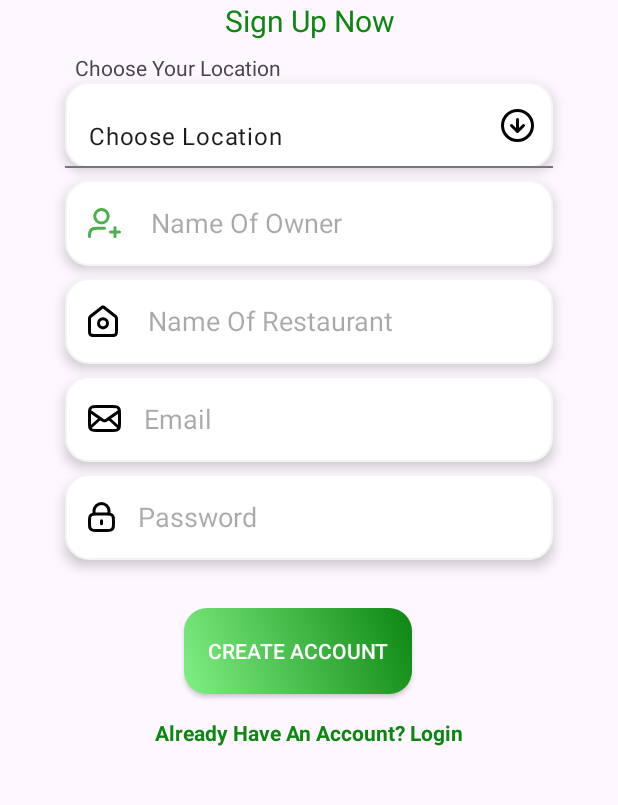
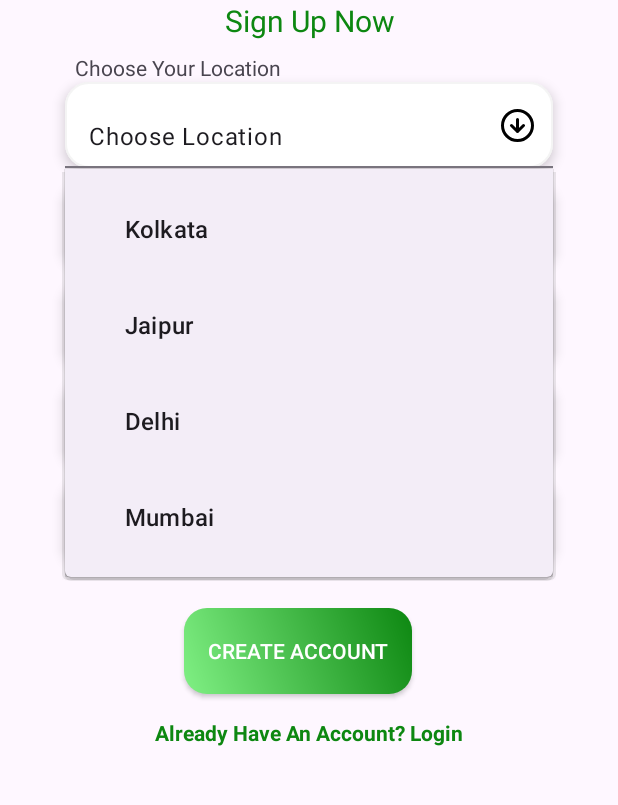
Before and after one commit to Anshuman-Chakraborty/food-ordering-admin-app, an Android app: the SignUpActivity screen opened directly, with no data from a screen before it, after a tap on an icon or button, on a phone screen of 412 x 824 dp, the part 291-1096 px from its top. Run offline under Robolectric (Android 15) with nearby library versions, the phone set to English and light mode, and no system bars; Roboto replaces fonts that are not available here.

Commit message:
initial commit

```diff
--- a/app/build.gradle.kts
+++ b/app/build.gradle.kts
@@ -16,7 +16,9 @@ android {
 
         testInstrumentationRunner = "androidx.test.runner.AndroidJUnitRunner"
     }
-
+    buildFeatures{
+        viewBinding=true
+    }
     buildTypes {
         release {
             isMinifyEnabled = false
@@ -34,7 +36,6 @@ android {
         jvmTarget = "1.8"
     }
 }
-
 dependencies {
 
     implementation("androidx.core:core-ktx:1.12.0")
--- a/app/src/main/java/com/portfolio/adminfriesandthighs/SignUpActivity.kt
+++ b/app/src/main/java/com/portfolio/adminfriesandthighs/SignUpActivity.kt
@@ -1,11 +1,31 @@
 package com.portfolio.adminfriesandthighs
 
+import android.content.Intent
 import androidx.appcompat.app.AppCompatActivity
 import android.os.Bundle
+import android.view.LayoutInflater
+import android.widget.ArrayAdapter
+import com.portfolio.adminfriesandthighs.databinding.ActivitySignUpBinding
 
 class SignUpActivity : AppCompatActivity() {
+    private val binding:ActivitySignUpBinding by lazy{
+        ActivitySignUpBinding.inflate(layoutInflater)
+    }
     override fun onCreate(savedInstanceState: Bundle?) {
         super.onCreate(savedInstanceState)
-        setContentView(R.layout.activity_sign_up)
+        setContentView(binding.root)
+        val locationList = arrayOf("Kolkata","Jaipur","Delhi","Mumbai")
+        val adapter = ArrayAdapter(this,android.R.layout.simple_expandable_list_item_1,locationList)
+        val autoCompleteTextView = binding.ListOfLocation
+        autoCompleteTextView.setAdapter(adapter)
+
+        binding.createAccBtn.setOnClickListener{
+            val intent = Intent(this,MainActivity::class.java)
+            startActivity(intent)
+        }
+        binding.alreadyHaveAccTxt.setOnClickListener{
+            val intent = Intent(this,LoginActivity::class.java)
+            startActivity(intent)
+        }
     }
 }
--- a/app/src/main/res/layout/activity_sign_up.xml
+++ b/app/src/main/res/layout/activity_sign_up.xml
@@ -108,7 +108,7 @@
         app:layout_constraintTop_toBottomOf="@+id/email" />
 
     <androidx.appcompat.widget.AppCompatButton
-        android:id="@+id/button6"
+        android:id="@+id/createAccBtn"
         android:layout_width="152dp"
         android:layout_height="57dp"
         android:layout_marginTop="32dp"
@@ -131,7 +131,7 @@
         android:textStyle="bold"
         app:layout_constraintEnd_toEndOf="parent"
         app:layout_constraintStart_toStartOf="parent"
-        app:layout_constraintTop_toBottomOf="@+id/button6" />
+        app:layout_constraintTop_toBottomOf="@+id/createAccBtn" />
 
     <TextView
         android:id="@+id/textView4"
```
Also changed, not shown: app/src/main/java/com/portfolio/adminfriesandthighs/LoginActivity.kt (+14 -1 lines).
